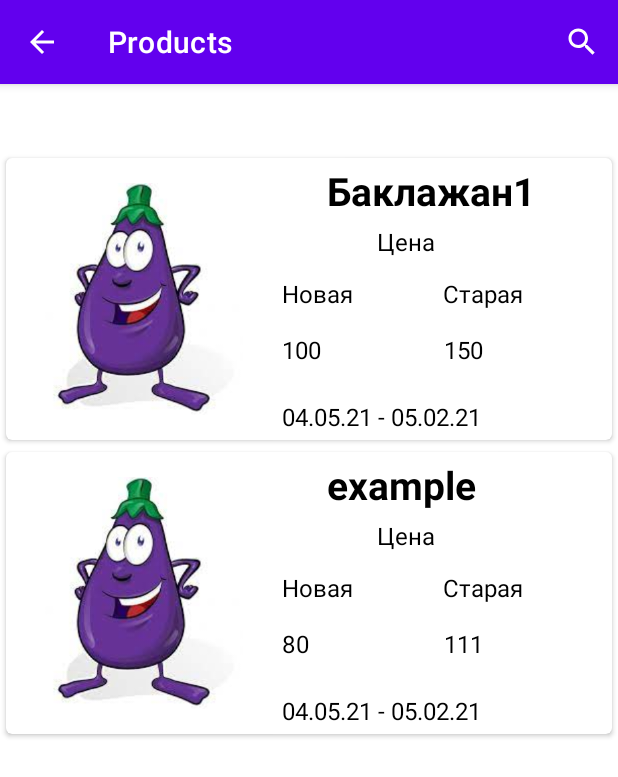
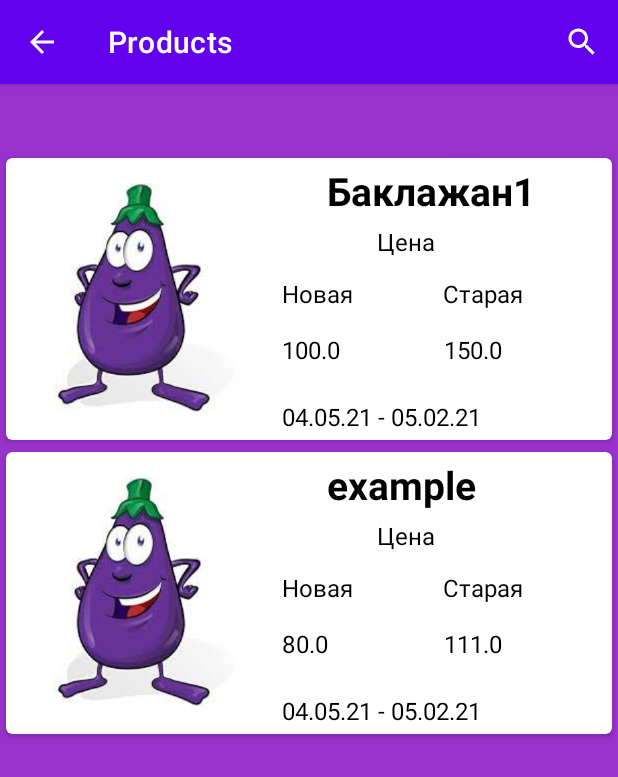
Before and after one commit to Andrey2102/CyberGooseDiscounts, an Android app: the MallActivity screen opened directly, with no data from a screen before it, on a phone screen of 412 x 824 dp. Shown: the top 777 px of the screen. Run offline under Robolectric (Android 15) with nearby library versions, the phone set to English and light mode, and no system bars.

Commit message:
Валюта сделана

```diff
--- a/GooseDiscount/app/src/main/java/com/example/discount/Mall/MallActivity.java
+++ b/GooseDiscount/app/src/main/java/com/example/discount/Mall/MallActivity.java
@@ -5,6 +5,7 @@ import android.content.SharedPreferences;
 import android.graphics.Color;
 import android.os.Bundle;
 import android.text.TextUtils;
+import android.util.Log;
 import android.view.Menu;
 import android.view.MenuInflater;
 import android.view.MenuItem;
@@ -41,18 +42,36 @@ public class MallActivity extends AppCompatActivity {
         super.onCreate(savedInstanceState);
         setContentView(R.layout.activity_mall);
         setContentView(R.layout.activity_mall);
+       double i=1;
         final ConstraintLayout layout = (ConstraintLayout) findViewById(R.id.thisid);
         TextView Titlel = findViewById(R.id.TitletextView);
         SharedPreferences sharedPreferences= PreferenceManager.getDefaultSharedPreferences(getApplicationContext());
-        if(sharedPreferences.getBoolean("OTHER",true)){
+        if(!sharedPreferences.getBoolean("OTHER",true)){
             layout.setBackgroundColor(Color.WHITE);
         }else{
             layout.setBackgroundColor(Color.parseColor("#9932CC"));
         }
 
+        String valuta = sharedPreferences.getString("CURRENCY", "1");
+        Log.i("chek","it is " + valuta);
+
+        if(valuta.equals("1")){
+            i=1;
+        } else if(valuta.equals("0.030")){
+            i= 0.030;
+            Log.i("chek","it was");
+        }else if(valuta.equals("0.036")){
+            i= 0.036;
+            Log.i("chek","it was too");
+        }
+
+        Log.i("chek","it is " + i);
+
+
+
         ArrayList<ProductItem> ProdArray = new ArrayList();
-        ProdArray.add(new ProductItem(R.drawable.bak, "Баклажан1", "100", "150", "04.05.21 - 05.02.21"));
-        ProdArray.add(new ProductItem(R.drawable.bak, "example", "80", "111", "04.05.21 - 05.02.21"));
+        ProdArray.add(new ProductItem(R.drawable.bak, "Баклажан1", String.valueOf(100*i), String.valueOf(150*i), "04.05.21 - 05.02.21"));
+        ProdArray.add(new ProductItem(R.drawable.bak, "example", String.valueOf(80*i), String.valueOf(111*i), "04.05.21 - 05.02.21"));
         Intent intent = getIntent();
         recyclerView = findViewById(R.id.recycle_item);
         recyclerView.setHasFixedSize(true);
--- a/GooseDiscount/app/src/main/java/com/example/discount/Mall/ProductItem.java
+++ b/GooseDiscount/app/src/main/java/com/example/discount/Mall/ProductItem.java
@@ -1,10 +1,4 @@
 package com.example.discount.Mall;
-
-import android.os.Bundle;
-
-import androidx.appcompat.app.AppCompatActivity;
-
-import java.util.stream.Stream;
 
 public class ProductItem {
     private int imageProduct;
--- a/GooseDiscount/app/src/main/res/xml/app_preferences.xml
+++ b/GooseDiscount/app/src/main/res/xml/app_preferences.xml
@@ -19,7 +19,7 @@
         <ListPreference
             android:title="Сurrency"
             app:key="CURRENCY"
-            android:defaultValue="false"
+            android:defaultValue="hryvnia"
             android:entries="@array/items_name"
             android:entryValues="@array/items_value"/>
 
```
